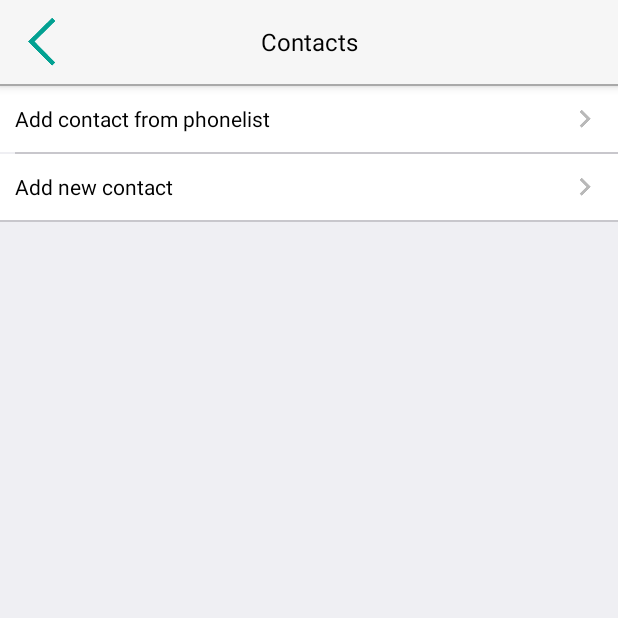
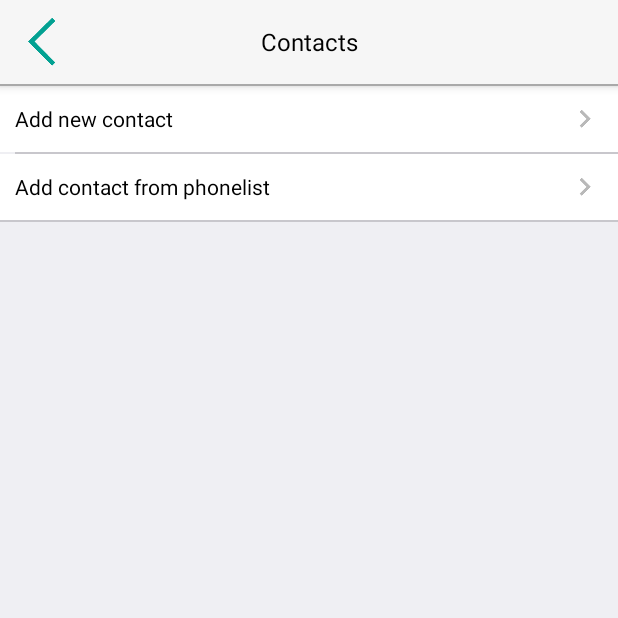
Before and after one commit to perceptinfotech/MyPlan, an Android app: the AddContactActivity screen opened directly, with no data from a screen before it, on a phone screen of 412 x 824 dp, the top half of it. Run offline under Robolectric (Android 15) with nearby library versions, the phone set to English and light mode, and no system bars; our stand-ins replace CircleImageView.

Commit message:
First commit

```diff
--- a/app/src/main/res/layout/activity_add_contact.xml
+++ b/app/src/main/res/layout/activity_add_contact.xml
@@ -11,6 +11,24 @@
 
     <include layout="@layout/app_toolbar"></include>
 
+    <TextView
+        android:id="@+id/tvNewContact"
+        android:layout_width="match_parent"
+        android:layout_height="wrap_content"
+        android:layout_below="@+id/tvPhoneList"
+        android:background="@android:color/white"
+        android:drawableRight="@drawable/ic_keyboard_arrow_right_black_24dp"
+        android:gravity="center_vertical"
+        android:padding="10dp"
+        android:text="@string/addnewcontact"
+        android:textColor="@android:color/black" />
+
+
+    <View
+        android:layout_width="match_parent"
+        android:layout_height="1dp"
+        android:layout_marginLeft="10dp"
+        android:background="@color/sidemenu_seperator" />
 
     <TextView
         android:id="@+id/tvPhoneList"
@@ -27,23 +45,5 @@
     <View
         android:layout_width="match_parent"
         android:layout_height="1dp"
-        android:layout_marginLeft="10dp"
-        android:background="@color/sidemenu_seperator" />
-
-    <TextView
-        android:id="@+id/tvNewContact"
-        android:layout_width="match_parent"
-        android:layout_height="wrap_content"
-        android:layout_below="@+id/tvPhoneList"
-        android:background="@android:color/white"
-        android:drawableRight="@drawable/ic_keyboard_arrow_right_black_24dp"
-        android:gravity="center_vertical"
-        android:padding="10dp"
-        android:text="@string/addnewcontact"
-        android:textColor="@android:color/black" />
-
-    <View
-        android:layout_width="match_parent"
-        android:layout_height="1dp"
         android:background="@color/sidemenu_seperator" />
 </LinearLayout>
```
Also changed, not shown: app/src/main/java/percept/myplan/adapters/Basic3VideoViewHolder.java (+8 -1 lines), app/src/main/res/layout/vh_toro_video_basic_3.xml (+23 -3 lines), app/src/main/res/drawable-hdpi/youtube_play.png (added), app/src/main/res/drawable-mdpi/youtube_play.png (added), app/src/main/res/drawable-nodpi/play_button.png (added), app/src/main/res/drawable-xhdpi/youtube_play.png (added), app/src/main/res/drawable-xxhdpi/youtube_play.png (added), app/src/main/res/drawable-xxxhdpi/youtube_play.png (added).
